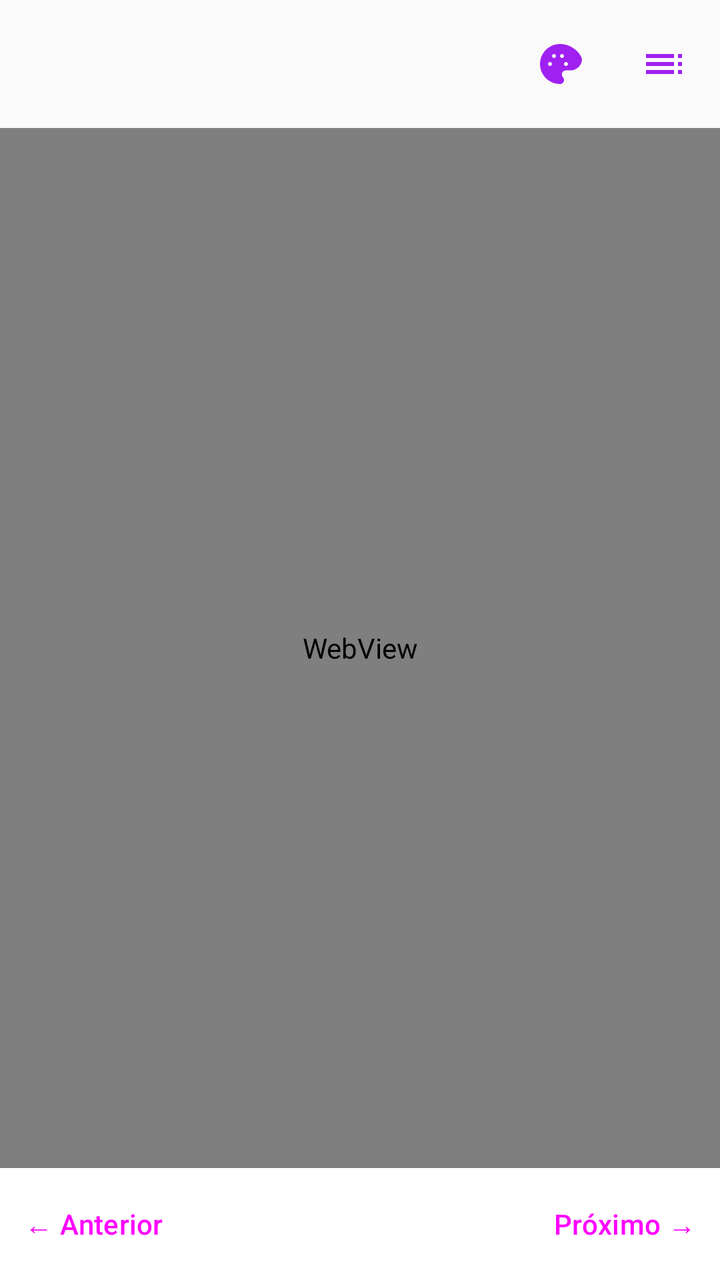
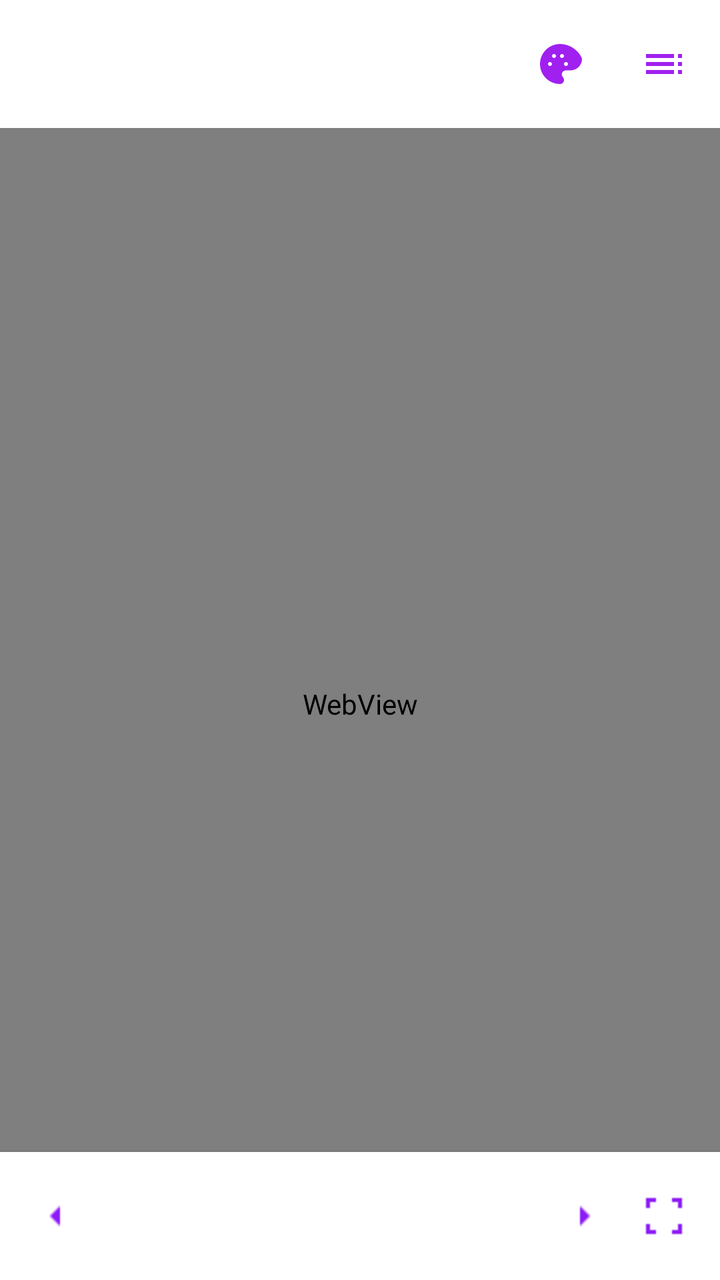

An Android layout rendered at two revisions. The XML below is the earlier revision; the diff shows what the commit changed to produce the second picture.
<!-- AndroidManifest.xml: application theme Theme.EpubReader -->
<!-- res/layout/activity_reader.xml -->
<?xml version="1.0" encoding="utf-8"?>
<LinearLayout
    xmlns:android="http://schemas.android.com/apk/res/android"
    android:layout_width="match_parent"
    android:layout_height="match_parent"
    android:orientation="vertical">

    <com.google.android.material.appbar.MaterialToolbar
        android:id="@+id/toolbar"
        android:layout_width="match_parent"
        android:layout_height="?attr/actionBarSize">

        <ImageButton
            android:id="@+id/btnIndex"
            android:layout_width="48dp"
            android:layout_height="48dp"
            android:layout_gravity="end"
            android:layout_marginEnd="4dp"
            android:background="?attr/selectableItemBackgroundBorderless"
            android:src="@drawable/ic_index"
            android:contentDescription="Índice"/>

        <ImageButton
            android:id="@+id/btnTheme"
            android:layout_width="48dp"
            android:layout_height="48dp"
            android:layout_gravity="end"
            android:layout_marginEnd="4dp"
            android:background="?attr/selectableItemBackgroundBorderless"
            android:src="@drawable/ic_palette"
            android:contentDescription="Tema"/>

    </com.google.android.material.appbar.MaterialToolbar>

    <WebView
        android:id="@+id/webView"
        android:layout_width="match_parent"
        android:layout_height="0dp"
        android:layout_weight="1"/>

    <LinearLayout
        android:layout_width="match_parent"
        android:layout_height="56dp"
        android:orientation="horizontal"
        android:gravity="center_vertical"
        android:background="?attr/colorSurface"
        android:elevation="4dp">

        <Button
            android:id="@+id/btnPrevChapter"
            style="@style/Widget.Material3.Button.TextButton"
            android:layout_width="wrap_content"
            android:layout_height="wrap_content"
            android:text="← Anterior"/>

        <TextView
            android:id="@+id/tvChapterInfo"
            android:layout_width="0dp"
            android:layout_height="wrap_content"
            android:layout_weight="1"
            android:gravity="center"
            android:textSize="13sp"/>

        <Button
            android:id="@+id/btnNextChapter"
            style="@style/Widget.Material3.Button.TextButton"
            android:layout_width="wrap_content"
            android:layout_height="wrap_content"
            android:text="Próximo →"/>

    </LinearLayout>

</LinearLayout>
<!-- resources referenced by this layout -->
<resources>
  <!-- drawable ic_index (drawable) -->
  <?xml version="1.0" encoding="utf-8"?>
  <vector xmlns:android="http://schemas.android.com/apk/res/android"
      android:width="24dp"
      android:height="24dp"
      android:viewportWidth="24"
      android:viewportHeight="24">
      <path
          android:fillColor="#A020F0"
          android:pathData="M3,9H17V7H3V9ZM3,13H17V11H3V13ZM3,17H17V15H3V17ZM19,17H21V15H19V17ZM19,7V9H21V7H19ZM19,13H21V11H19V13Z"/>
  </vector>
  <!-- drawable ic_palette (drawable) -->
  <?xml version="1.0" encoding="utf-8"?>
  <vector xmlns:android="http://schemas.android.com/apk/res/android"
      android:width="24dp"
      android:height="24dp"
      android:viewportWidth="24"
      android:viewportHeight="24">
      <path
          android:fillColor="#A020F0"
          android:pathData="M12,2C6.48,2 2,6.48 2,12s4.48,10 10,10c1.1,0 2-0.9 2-2 0-0.55-0.21-1.05-0.55-1.42 -0.32-0.37-0.53-0.86-0.53-1.38 0-1.1 0.9-2 2-2h2.36c3.09,0 5.72-2.63 5.72-5.72C22,6.05 17.52,2 12,2zM7,13c-0.55,0 -1-0.45 -1-1s0.45-1 1-1 1,0.45 1,1 -0.45,1 -1,1zM9,9C8.45,9 8,8.55 8,8s0.45-1 1-1 1,0.45 1,1 -0.45,1 -1,1zM13,9c-0.55,0 -1-0.45 -1-1s0.45-1 1-1 1,0.45 1,1 -0.45,1 -1,1zM15,13c-0.55,0 -1-0.45 -1-1s0.45-1 1-1 1,0.45 1,1 -0.45,1 -1,1z"/>
  </vector>
  <style name="Theme.EpubReader" parent="Theme.Material3.DayNight.NoActionBar">
  
          
          <item name="colorPrimary">@color/purple_500</item>
          <item name="colorOnPrimary">@color/white</item>
          <item name="colorPrimaryContainer">@color/purple_100</item>
          <item name="colorOnPrimaryContainer">@color/purple_900</item>
  
          <item name="colorSecondary">@color/teal_200</item>
          <item name="colorOnSecondary">@color/black</item>
          <item name="colorSecondaryContainer">@color/teal_100</item>
          <item name="colorOnSecondaryContainer">@color/teal_900</item>
  
          
          <item name="colorSurface">@color/white</item>
          <item name="colorOnSurface">@color/gray_900</item>
          <item name="colorSurfaceVariant">@color/gray_100</item>
          <item name="colorOnSurfaceVariant">@color/gray_700</item>
  
          
          <item name="android:colorBackground">@color/gray_50</item>
          <item name="colorOnBackground">@color/gray_900</item>
  
          
          <item name="android:statusBarColor">?attr/colorSurface</item>
          <item name="android:navigationBarColor">?attr/colorSurface</item>
          <item name="android:windowLightStatusBar">true</item>
  
          
          <item name="textAppearanceBodyLarge">@style/TextAppearance.EpubReader.BodyLarge</item>
      </style>
  <color name="purple_500">#9C27B0</color>
  <color name="white">#FFFFFF</color>
  <color name="purple_100">#EDE7F6</color>
  <color name="purple_900">#4A148C</color>
  <color name="teal_200">#80CBC4</color>
  <color name="black">#000000</color>
  <color name="teal_100">#E0F2F1</color>
  <color name="teal_900">#004D40</color>
  <color name="gray_900">#212121</color>
  <color name="gray_100">#F5F5F5</color>
  <color name="gray_700">#616161</color>
  <color name="gray_50">#FAFAFA</color>
  <style name="TextAppearance.EpubReader.BodyLarge" parent="TextAppearance.Material3.BodyLarge">
          <item name="android:textSize">16sp</item>
      </style>
</resources>

<!-- the commit's change to res/layout/activity_reader.xml (unified diff, before → after) -->
@@ -8,7 +8,8 @@
     <com.google.android.material.appbar.MaterialToolbar
         android:id="@+id/toolbar"
         android:layout_width="match_parent"
-        android:layout_height="?attr/actionBarSize">
+        android:layout_height="?attr/actionBarSize"
+        android:background="?attr/colorSurface">
 
         <ImageButton
             android:id="@+id/btnIndex"
@@ -32,42 +33,84 @@
 
     </com.google.android.material.appbar.MaterialToolbar>
 
-    <WebView
-        android:id="@+id/webView"
+    <FrameLayout
         android:layout_width="match_parent"
         android:layout_height="0dp"
-        android:layout_weight="1"/>
+        android:layout_weight="1">
 
-    <LinearLayout
-        android:layout_width="match_parent"
-        android:layout_height="56dp"
-        android:orientation="horizontal"
-        android:gravity="center_vertical"
-        android:background="?attr/colorSurface"
-        android:elevation="4dp">
+        <WebView
+            android:id="@+id/webView"
+            android:layout_width="match_parent"
+            android:layout_height="match_parent"/>
 
-        <Button
-            android:id="@+id/btnPrevChapter"
-            style="@style/Widget.Material3.Button.TextButton"
-            android:layout_width="wrap_content"
-            android:layout_height="wrap_content"
-            android:text="← Anterior"/>
+        <RelativeLayout
+            android:id="@+id/navBar"
+            android:layout_width="match_parent"
+            android:layout_height="64dp"
+            android:layout_gravity="bottom"
+            android:background="?attr/colorSurface"
+            android:elevation="4dp"
+            android:paddingStart="12dp"
+            android:paddingEnd="12dp">
 
-        <TextView
-            android:id="@+id/tvChapterInfo"
-            android:layout_width="0dp"
-            android:layout_height="wrap_content"
-            android:layout_weight="1"
-            android:gravity="center"
-            android:textSize="13sp"/>
+            <ImageButton
+                android:id="@+id/btnPrevChapter"
+                android:layout_width="32dp"
+                android:layout_height="32dp"
+                android:layout_centerVertical="true"
+                android:layout_alignParentStart="true"
+                android:background="?attr/selectableItemBackgroundBorderless"
+                android:scaleType="centerInside"
+                android:src="@drawable/arrow_left"
+                android:contentDescription="Anterior"/>
 
-        <Button
-            android:id="@+id/btnNextChapter"
-            style="@style/Widget.Material3.Button.TextButton"
-            android:layout_width="wrap_content"
-            android:layout_height="wrap_content"
-            android:text="Próximo →"/>
+            <LinearLayout
+                android:id="@+id/centerInfo"
+                android:layout_width="wrap_content"
+                android:layout_height="wrap_content"
+                android:layout_centerInParent="true"
+                android:orientation="vertical"
+                android:gravity="center">
 
-    </LinearLayout>
+                  <TextView
+                    android:id="@+id/tvChapterInfo"
+                    android:layout_width="wrap_content"
+                    android:layout_height="wrap_content"
+                    android:textSize="12sp"
+                    android:textStyle="bold"/>
+
+            </LinearLayout>
+
+            <LinearLayout
+                android:layout_width="wrap_content"
+                android:layout_height="wrap_content"
+                android:layout_alignParentEnd="true"
+                android:layout_centerVertical="true"
+                android:orientation="horizontal">
+
+                <ImageButton
+                    android:id="@+id/btnNextChapter"
+                    android:layout_width="32dp"
+                    android:layout_height="32dp"
+                    android:layout_marginEnd="8dp"
+                    android:background="?attr/selectableItemBackgroundBorderless"
+                    android:scaleType="centerInside"
+                    android:src="@drawable/arrow_right"
+                    android:contentDescription="Próximo"/>
+
+                <ImageButton
+                    android:id="@+id/btnFullscreen"
+                    android:layout_width="32dp"
+                    android:layout_height="32dp"
+                    android:background="?attr/selectableItemBackgroundBorderless"
+                    android:scaleType="centerInside"
+                    android:src="@drawable/fullscreen"
+                    android:contentDescription="Tela cheia"/>
+
+            </LinearLayout>
+
+        </RelativeLayout>
+
+    </FrameLayout>
 
 </LinearLayout>
<!-- resource entries referenced after the edit -->
@@ -1,5 +1,8 @@
 <!-- resources referenced by this layout -->
 <resources>
+  <!-- drawable arrow_left: png bitmap (drawable, 169 bytes) -->
+  <!-- drawable arrow_right: png bitmap (drawable, 164 bytes) -->
+  <!-- drawable fullscreen: png bitmap (drawable, 164 bytes) -->
   <!-- drawable ic_index (drawable) -->
   <?xml version="1.0" encoding="utf-8"?>
   <vector xmlns:android="http://schemas.android.com/apk/res/android"
